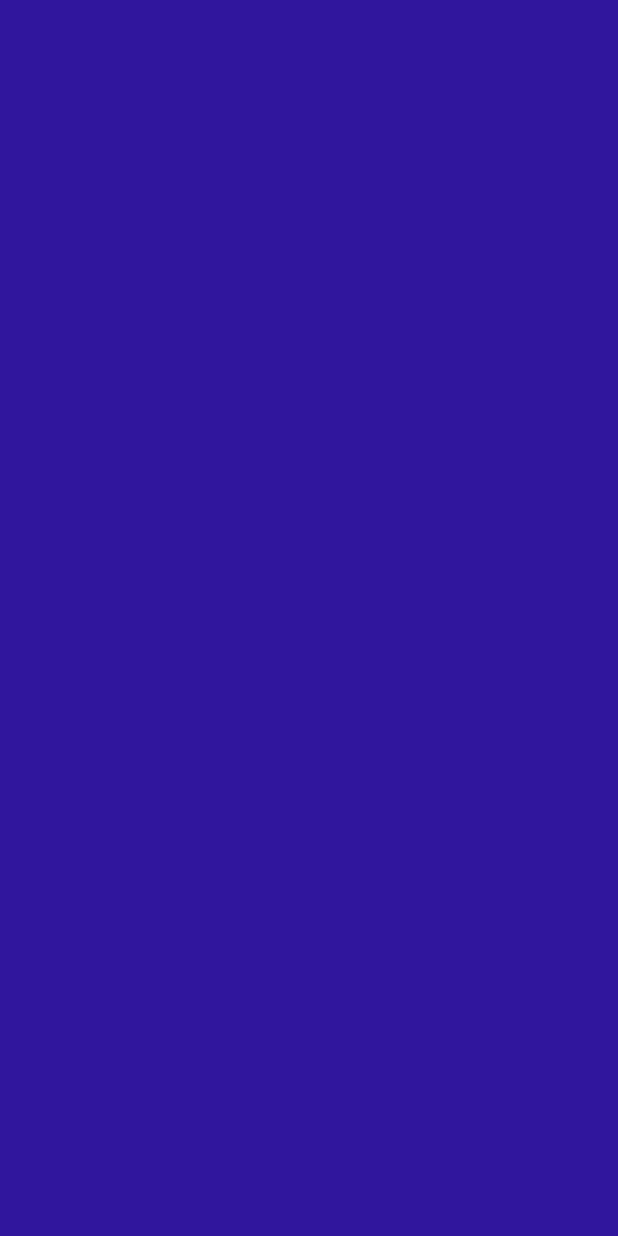
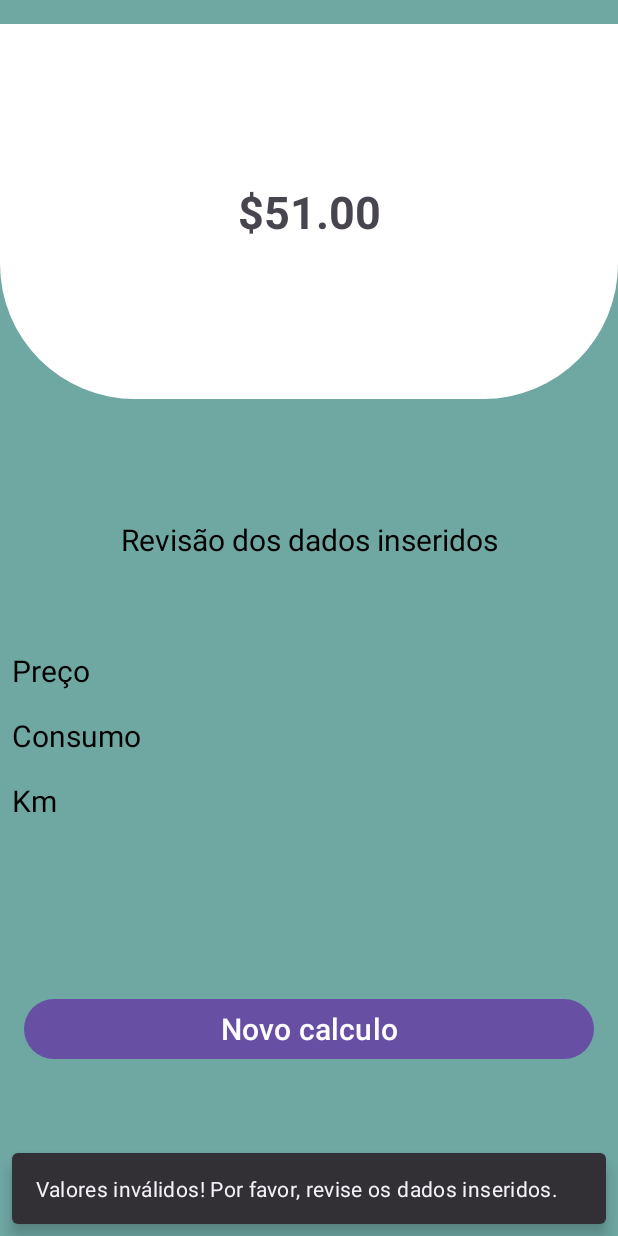
Before and after one commit to CarlaLouise/FuelCalculator, an Android app: the ActivityResultado screen opened directly, with no data from a screen before it, on a phone screen of 412 x 824 dp. Before the commit the screen is empty. Run offline under Robolectric (Android 15) with nearby library versions, the phone set to English and light mode, and no system bars.

Commit message:
Passando os valores entre telas, e finalizando a tela resultado com o valor do gasto final e resumo das informações que o usuário digitou anteriormente.

```diff
--- a/app/src/main/java/com/example/fuelcalculator/ActivityResultado.kt
+++ b/app/src/main/java/com/example/fuelcalculator/ActivityResultado.kt
@@ -1,11 +1,45 @@
 package com.example.fuelcalculator
 
+import android.content.Intent
 import androidx.appcompat.app.AppCompatActivity
 import android.os.Bundle
+import com.example.fuelcalculator.databinding.ActivityResultadoBinding
+import com.google.android.material.snackbar.Snackbar
 
 class ActivityResultado : AppCompatActivity() {
+
+    private lateinit var binding: ActivityResultadoBinding
+
     override fun onCreate(savedInstanceState: Bundle?) {
         super.onCreate(savedInstanceState)
-        setContentView(R.layout.activity_resultado)
+        binding = ActivityResultadoBinding.inflate(layoutInflater)
+        setContentView(binding.root)
+
+        val preco = intent.getFloatExtra("KEY_PRECO", 0f)
+        val consumo = intent.getFloatExtra("KEY_CONSUMO", 0f)
+        val distancia = intent.getFloatExtra("KEY_DISTANCIA", 0f)
+
+        if (preco <= 0 || consumo <= 0 || distancia <= 0) {
+            Snackbar
+                .make(
+                    binding.root,
+                    "Valores inválidos! Por favor, revise os dados inseridos.",
+                    Snackbar.LENGTH_LONG)
+                .show()
+            return
+        }
+
+
+        val custoFinal = (distancia / consumo) * preco
+        binding.tvValorFinal.text = "R$ %.2f".format(custoFinal)
+
+        binding.tvResultPreco.text = "Preço: R$ %.2f".format(preco)
+        binding.tvResultConsumo.text = "Consumo: %.2f Km/l".format(consumo)
+        binding.tvResultKm.text = "Km: %.2f Km".format(distancia)
+
+        binding.btnNewResult.setOnClickListener {
+            val intent = Intent(this, MainActivity::class.java)
+            startActivity(intent)
+        }
     }
 }
--- a/app/src/main/java/com/example/fuelcalculator/MainActivity.kt
+++ b/app/src/main/java/com/example/fuelcalculator/MainActivity.kt
@@ -3,7 +3,6 @@ package com.example.fuelcalculator
 import android.content.Intent
 import androidx.appcompat.app.AppCompatActivity
 import android.os.Bundle
-import android.widget.Button
 import com.example.fuelcalculator.databinding.ActivityMainBinding
 
 class MainActivity : AppCompatActivity() {
@@ -14,12 +13,9 @@ class MainActivity : AppCompatActivity() {
         binding =ActivityMainBinding.inflate(layoutInflater)
         setContentView(binding.root)
 
-        val botaoIniciar = binding.btnIniciar
-
-        botaoIniciar.setOnClickListener {
+        binding.btnIniciar.setOnClickListener {
             val intent = Intent (this, ActivityPreco::class.java)
             startActivity(intent)
         }
-
     }
 }
--- /dev/null
+++ b/app/src/main/res/drawable/shape_result.xml
@@ -0,0 +1,12 @@
+<?xml version="1.0" encoding="utf-8"?>
+<shape xmlns:android="http://schemas.android.com/apk/res/android">
+
+    <corners
+
+        android:topLeftRadius="0dp"
+        android:topRightRadius="0dp"
+        android:bottomLeftRadius="90dp"
+        android:bottomRightRadius="90dp"/>
+    <solid android:color="@color/white"/>
+
+</shape>
--- a/app/src/main/res/layout/activity_main.xml
+++ b/app/src/main/res/layout/activity_main.xml
@@ -20,8 +20,8 @@
 
     <ImageView
         android:id="@+id/gastos_combustivel"
-        android:layout_width="240dp"
-        android:layout_height="200dp"
+        android:layout_width="260dp"
+        android:layout_height="260dp"
         android:layout_marginStart="16dp"
         android:src="@drawable/bomba_combustivel"
         android:layout_margin="16dp"
--- a/app/src/main/res/layout/activity_resultado.xml
+++ b/app/src/main/res/layout/activity_resultado.xml
@@ -4,7 +4,92 @@
     xmlns:tools="http://schemas.android.com/tools"
     android:layout_width="match_parent"
     android:layout_height="match_parent"
-    tools:context=".ActivityResultado"
-    android:background="@color/blue">
+    android:background="@color/blue"
+    tools:context=".ActivityResultado">
 
+    <ImageView
+        android:id="@+id/iv_shape_result"
+        android:layout_width="412dp"
+        android:layout_height="250dp"
+        android:layout_marginTop="16dp"
+        android:background="@drawable/shape_result"
+        app:layout_constraintEnd_toEndOf="parent"
+        app:layout_constraintStart_toStartOf="parent"
+        app:layout_constraintTop_toTopOf="parent" />
+
+    <TextView
+        android:id="@+id/tv_valor_final"
+        android:layout_width="wrap_content"
+        android:layout_height="wrap_content"
+        android:text="$51.00"
+        android:textSize="30dp"
+        android:textStyle="bold"
+        app:layout_constraintBottom_toBottomOf="@+id/iv_shape_result"
+        app:layout_constraintEnd_toEndOf="@+id/iv_shape_result"
+        app:layout_constraintStart_toStartOf="@+id/iv_shape_result"
+        app:layout_constraintTop_toTopOf="@+id/iv_shape_result" />
+
+
+    <TextView
+        android:id="@+id/tv_result"
+        android:layout_width="match_parent"
+        android:layout_height="wrap_content"
+        android:layout_marginStart="8dp"
+        android:layout_marginTop="80dp"
+        android:layout_marginEnd="8dp"
+        android:gravity="center"
+        android:text="Revisão dos dados inseridos"
+        android:textColor="@color/black"
+        android:textSize="20dp"
+        app:layout_constraintTop_toBottomOf="@+id/iv_shape_result" />
+
+    <TextView
+        android:id="@+id/tv_result_preco"
+        android:layout_width="match_parent"
+        android:layout_height="wrap_content"
+        android:layout_marginStart="8dp"
+        android:layout_marginTop="60dp"
+        android:layout_marginEnd="8dp"
+        android:text="Preço"
+        android:textColor="@color/black"
+        android:textSize="20dp"
+        app:layout_constraintTop_toBottomOf="@+id/tv_result"/>
+
+    <TextView
+        android:id="@+id/tv_result_consumo"
+        android:layout_width="match_parent"
+        android:layout_height="wrap_content"
+        android:layout_marginStart="8dp"
+        android:layout_marginEnd="8dp"
+        android:layout_marginTop="16dp"
+        android:text="Consumo"
+        android:textColor="@color/black"
+        android:textSize="20dp"
+        app:layout_constraintTop_toBottomOf="@+id/tv_result_preco" />
+
+    <TextView
+        android:id="@+id/tv_result_km"
+        android:layout_width="match_parent"
+        android:layout_height="wrap_content"
+        android:layout_marginStart="8dp"
+        android:layout_marginEnd="8dp"
+        android:layout_marginTop="16dp"
+        android:text="Km"
+        android:textColor="@color/black"
+        android:textSize="20dp"
+        app:layout_constraintTop_toBottomOf="@+id/tv_result_consumo"
+        tools:layout_editor_absoluteX="8dp" />
+
+    <Button
+        android:id="@+id/btn_new_result"
+        android:layout_width="match_parent"
+        android:layout_height="wrap_content"
+        android:layout_margin="16dp"
+        android:text="Novo calculo"
+        android:textColor="@color/white"
+        android:textSize="20dp"
+        app:layout_constraintBottom_toBottomOf="parent"
+        app:layout_constraintEnd_toEndOf="parent"
+        app:layout_constraintStart_toStartOf="parent"
+        app:layout_constraintTop_toBottomOf="@id/tv_result_km" />
 </androidx.constraintlayout.widget.ConstraintLayout>
--- a/app/src/main/res/values/colors.xml
+++ b/app/src/main/res/values/colors.xml
@@ -2,5 +2,6 @@
 <resources>
     <color name="black">#FF000000</color>
     <color name="white">#FFFFFFFF</color>
-    <color name="blue">#30169d</color>
+    <color name="blue">#6FA8A3</color>
+    <color name="gray">#808080</color>
 </resources>
--- a/build.gradle.kts
+++ b/build.gradle.kts
@@ -1,5 +1,5 @@
 // Top-level build file where you can add configuration options common to all sub-projects/modules.
 plugins {
-    id("com.android.application") version "8.1.2" apply false
+    id("com.android.application") version "8.5.0" apply false
     id("org.jetbrains.kotlin.android") version "1.9.0" apply false
 }
```
Also changed, not shown: app/src/main/java/com/example/fuelcalculator/ActivityConsumo.kt (+26 -10 lines), app/src/main/java/com/example/fuelcalculator/ActivityDistancia.kt (+25 -7 lines), app/src/main/java/com/example/fuelcalculator/ActivityPreco.kt (+21 -11 lines), gradle/wrapper/gradle-wrapper.properties.
